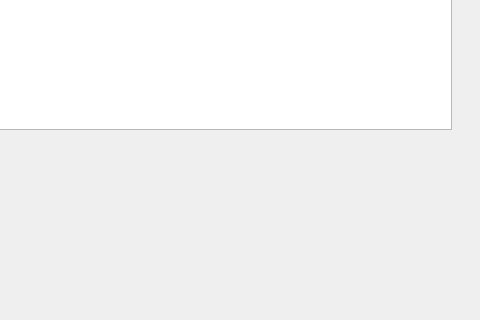
This is main.ui in ebubler/Espresso as Qt 5 draws it before an edit; both pictures show x 269 to 749 and y 131 to 451 of the 749 by 566 pixel window. The edited form follows.
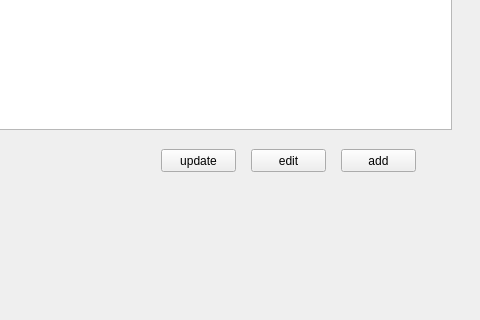
This is the edited form.

```diff
--- a/main.ui
+++ b/main.ui
@@ -59,6 +59,45 @@
      </property>
     </column>
    </widget>
+   <widget class="QPushButton" name="addButton">
+    <property name="geometry">
+     <rect>
+      <x>610</x>
+      <y>280</y>
+      <width>75</width>
+      <height>23</height>
+     </rect>
+    </property>
+    <property name="text">
+     <string>add</string>
+    </property>
+   </widget>
+   <widget class="QPushButton" name="editButton">
+    <property name="geometry">
+     <rect>
+      <x>520</x>
+      <y>280</y>
+      <width>75</width>
+      <height>23</height>
+     </rect>
+    </property>
+    <property name="text">
+     <string>edit</string>
+    </property>
+   </widget>
+   <widget class="QPushButton" name="upButton">
+    <property name="geometry">
+     <rect>
+      <x>430</x>
+      <y>280</y>
+      <width>75</width>
+      <height>23</height>
+     </rect>
+    </property>
+    <property name="text">
+     <string>update</string>
+    </property>
+   </widget>
   </widget>
   <widget class="QMenuBar" name="menubar">
    <property name="geometry">
```
